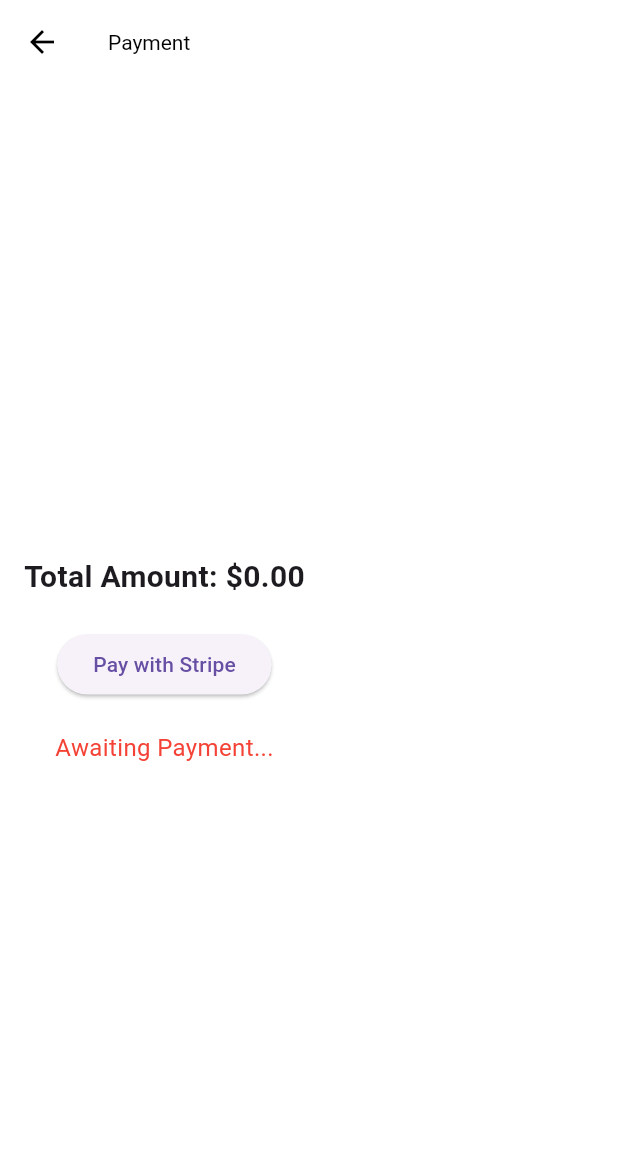
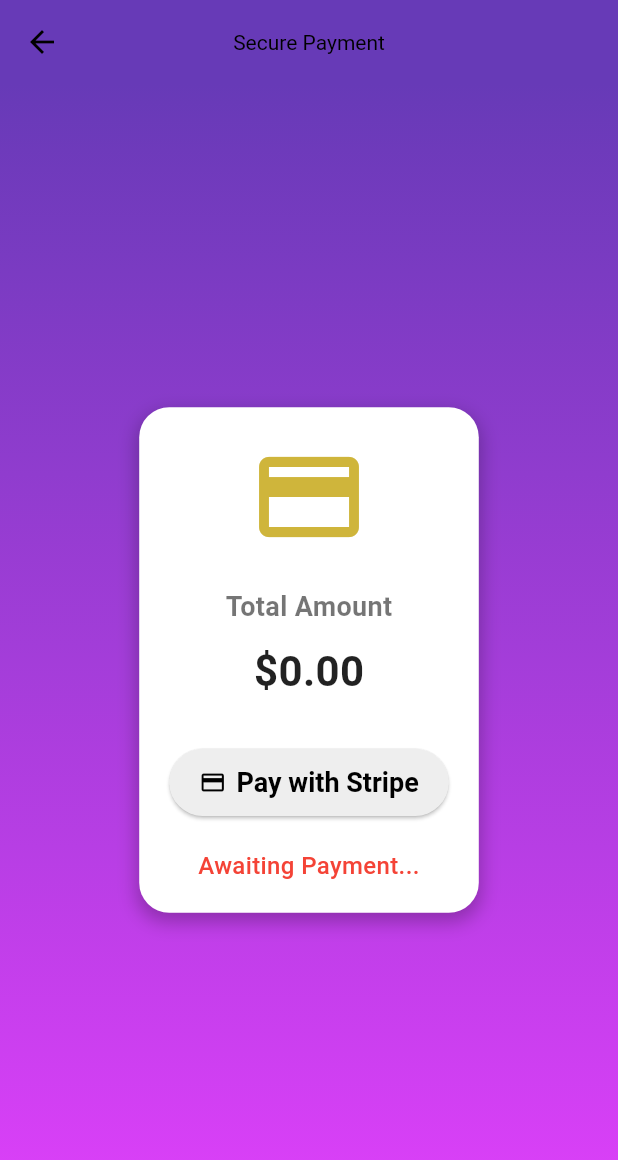
Before and after one commit to ishii1218/trendifyApp, a Flutter app: the PaymentScreen screen opened directly with empty values, on a phone screen of 412 x 824 dp. Shown: the top 1160 px of the screen. Run offline on Flutter 3.47's test engine with Material 3 defaults, Android fonts, the phone set to English and light mode, and no system bars; our stand-ins replace carousel_slider, cloud_firestore, dotted_border, fancy_shimmer_image, firebase_auth, firebase_core and 6 more; missing offline and left inert: dynamic_height_grid_view, flutter_stripe; accounts and stored records are empty.

Commit message:
latest chsnges

```diff
--- a/lib/main.dart
+++ b/lib/main.dart
@@ -123,9 +123,9 @@ class MyApp extends StatelessWidget {
                 theme: Styles.themeData(
                     isDarkTheme: themeProvider.getIsDarkTheme,
                     context: context),
-                home: const RootScreen(),
+                // home: const RootScreen(),
                 // home: const LoginScreen(),
-                // home: const SplashScreen(),
+                home: const SplashScreen(),
                 onGenerateRoute: (settings) {
                   if (settings.name == CheckoutPage.routeName) {
                     final args = settings.arguments as Map<String, dynamic>;
--- a/lib/screens/auth/login.dart
+++ b/lib/screens/auth/login.dart
@@ -332,7 +332,7 @@ class _LoginScreenState extends State<LoginScreen> {
                                         onPressed: () {
                                           // Add Google sign-in logic here
                                         },
-                                        child: Row(
+                                        child: const Row(
                                           mainAxisAlignment:
                                               MainAxisAlignment.center,
                                           // children: [
@@ -354,8 +354,8 @@ class _LoginScreenState extends State<LoginScreen> {
                                               color: Colors
                                                   .red, // Google's branding color
                                             ),
-                                            const SizedBox(width: 5),
-                                            const Text(
+                                            SizedBox(width: 5),
+                                            Text(
                                               "Google",
                                               style: TextStyle(
                                                 color: Colors
@@ -384,14 +384,14 @@ class _LoginScreenState extends State<LoginScreen> {
                                         onPressed: () {
                                           // Add Facebook sign-in logic here
                                         },
-                                        child: Row(
+                                        child: const Row(
                                           mainAxisAlignment:
                                               MainAxisAlignment.center,
                                           children: [
                                             Icon(Icons.facebook,
                                                 color: Colors.white),
-                                            const SizedBox(width: 5),
-                                            const Text(
+                                            SizedBox(width: 5),
+                                            Text(
                                               "Facebook",
                                               style: TextStyle(
                                                   color: Colors.white),
@@ -418,14 +418,14 @@ class _LoginScreenState extends State<LoginScreen> {
                                         onPressed: () {
                                           // Add Apple sign-in logic here
                                         },
-                                        child: Row(
+                                        child: const Row(
                                           mainAxisAlignment:
                                               MainAxisAlignment.center,
                                           children: [
                                             Icon(Icons.apple,
                                                 color: Colors.white),
-                                            const SizedBox(width: 5),
-                                            const Text(
+                                            SizedBox(width: 5),
+                                            Text(
                                               "Apple",
                                               style: TextStyle(
                                                   color: Colors.white),
@@ -447,7 +447,7 @@ class _LoginScreenState extends State<LoginScreen> {
                                       .pushNamed(RegisterScreen.routName);
                                 },
                                 child: const Text(
-                                  "Already have an account? Sign in",
+                                  "Don't have an account? Sign up",
                                   style: TextStyle(
                                       fontSize: 14.0, color: Colors.grey),
                                 ),
--- a/lib/screens/inner_screen/orders/admin/payment_screen.dart
+++ b/lib/screens/inner_screen/orders/admin/payment_screen.dart
@@ -18,17 +18,14 @@ class _PaymentScreenState extends State<PaymentScreen> {
     super.initState();
     _paymentStatus = "Awaiting Payment...";
 
-    // Set the publishable key for Stripe
     Stripe.publishableKey =
         'pk_test_51PRWiNP2j6GyuA7Txuu5OLDVqCbhkBHJS1vsZmIqs8ruadbfnYftQTUd6xYtr1Y5NtfY1MzKwYu5poX50SwFcb9s00qRJ4Ftu6'; // Use your Stripe publishable key here
   }
 
   Future<void> _startPayment(double totalPrice) async {
     try {
-      // Create a PaymentIntent
       final paymentIntent = await _createPaymentIntent(totalPrice);
 
-      // Use PaymentIntent client_secret to confirm the payment
       await Stripe.instance.initPaymentSheet(
         paymentSheetParameters: SetupPaymentSheetParameters(
           paymentIntentClientSecret: paymentIntent['client_secret'],
@@ -36,7 +33,6 @@ class _PaymentScreenState extends State<PaymentScreen> {
         ),
       );
 
-      // Present the PaymentSheet
       await Stripe.instance.presentPaymentSheet();
 
       setState(() {
@@ -51,8 +47,6 @@ class _PaymentScreenState extends State<PaymentScreen> {
   }
 
   Future<Map<String, dynamic>> _createPaymentIntent(double amount) async {
-    // Simulated PaymentIntent creation (In production, create this in a backend)
-    // The amount must be in cents for Stripe (e.g., $10.99 -> 1099)
     return {
       'client_secret':
           'sk_test_51PRWiNP2j6GyuA7TRujnre7fUnTF0Ahsy83NI4pljtXA3HCTUoF961mYjk8CJ7L9Myfnd1V0ofhbtvrgEYOOUwiA00RXpJ4I3g', // Replace this with a real client_secret in production
@@ -61,32 +55,96 @@ class _PaymentScreenState extends State<PaymentScreen> {
 
   @override
   Widget build(BuildContext context) {
-    // Retrieve arguments
     final args =
         ModalRoute.of(context)!.settings.arguments as Map<String, dynamic>;
     final totalPrice = args['totalPrice'] as double;
 
     return Scaffold(
-      appBar: AppBar(title: const Text("Payment")),
-      body: Padding(
-        padding: const EdgeInsets.all(16.0),
+      appBar: AppBar(
+        title: const Text("Secure Payment"),
+        centerTitle: true,
+        backgroundColor: Colors.deepPurple,
+      ),
+      body: Container(
+        decoration: const BoxDecoration(
+          gradient: LinearGradient(
+            colors: [Colors.deepPurple, Colors.purpleAccent],
+            begin: Alignment.topCenter,
+            end: Alignment.bottomCenter,
+          ),
+        ),
+        child: Center(
+          child: Container(
+            padding: const EdgeInsets.all(20.0),
+            margin: const EdgeInsets.all(16.0),
+            decoration: BoxDecoration(
+              color: Colors.white,
+              borderRadius: BorderRadius.circular(20),
+              boxShadow: [
+                BoxShadow(
+                  color: Colors.black26,
+                  blurRadius: 10,
+                  spreadRadius: 1,
+                  offset: const Offset(0, 5),
+                ),
+              ],
+            ),
             child: Column(
+              mainAxisSize: MainAxisSize.min,
               mainAxisAlignment: MainAxisAlignment.center,
+              crossAxisAlignment: CrossAxisAlignment.center,
               children: [
-            Text(
-              "Total Amount: \$${totalPrice.toStringAsFixed(2)}",
-              style: const TextStyle(fontSize: 20, fontWeight: FontWeight.bold),
+                const Icon(
+                  Icons.payment,
+                  size: 80,
+                  color: Color.fromARGB(255, 207, 181, 59),
                 ),
                 const SizedBox(height: 20),
-            ElevatedButton(
+                const Text(
+                  "Total Amount",
+                  style: TextStyle(
+                    fontSize: 18,
+                    fontWeight: FontWeight.bold,
+                    color: Colors.black54,
+                  ),
+                ),
+                const SizedBox(height: 10),
+                Text(
+                  "\$${totalPrice.toStringAsFixed(2)}",
+                  style: const TextStyle(
+                    fontSize: 28,
+                    fontWeight: FontWeight.bold,
+                    color: Colors.black87,
+                  ),
+                ),
+                const SizedBox(height: 30),
+                ElevatedButton.icon(
                   onPressed: () => _startPayment(totalPrice),
-              child: const Text("Pay with Stripe"),
+                  icon: const Icon(Icons.credit_card),
+                  label: const Text("Pay with Stripe"),
+                  style: ElevatedButton.styleFrom(
+                    foregroundColor: const Color.fromARGB(255, 0, 0, 0),
+                    backgroundColor: const Color.fromARGB(255, 238, 238, 238),
+                    textStyle: const TextStyle(
+                      fontSize: 18,
+                      fontWeight: FontWeight.bold,
+                    ),
+                    padding: const EdgeInsets.symmetric(
+                      vertical: 12.0,
+                      horizontal: 20.0,
+                    ),
+                    shape: RoundedRectangleBorder(
+                      borderRadius: BorderRadius.circular(30),
+                    ),
+                  ),
                 ),
                 const SizedBox(height: 20),
                 Text(
                   _paymentStatus,
+                  textAlign: TextAlign.center,
                   style: TextStyle(
                     fontSize: 16,
+                    fontWeight: FontWeight.w500,
                     color: _paymentStatus.contains("Successful")
                         ? Colors.green
                         : Colors.red,
@@ -95,6 +153,8 @@ class _PaymentScreenState extends State<PaymentScreen> {
               ],
             ),
           ),
+        ),
+      ),
     );
   }
 }
```
Lines whose indentation alone changed are shown as unchanged.
